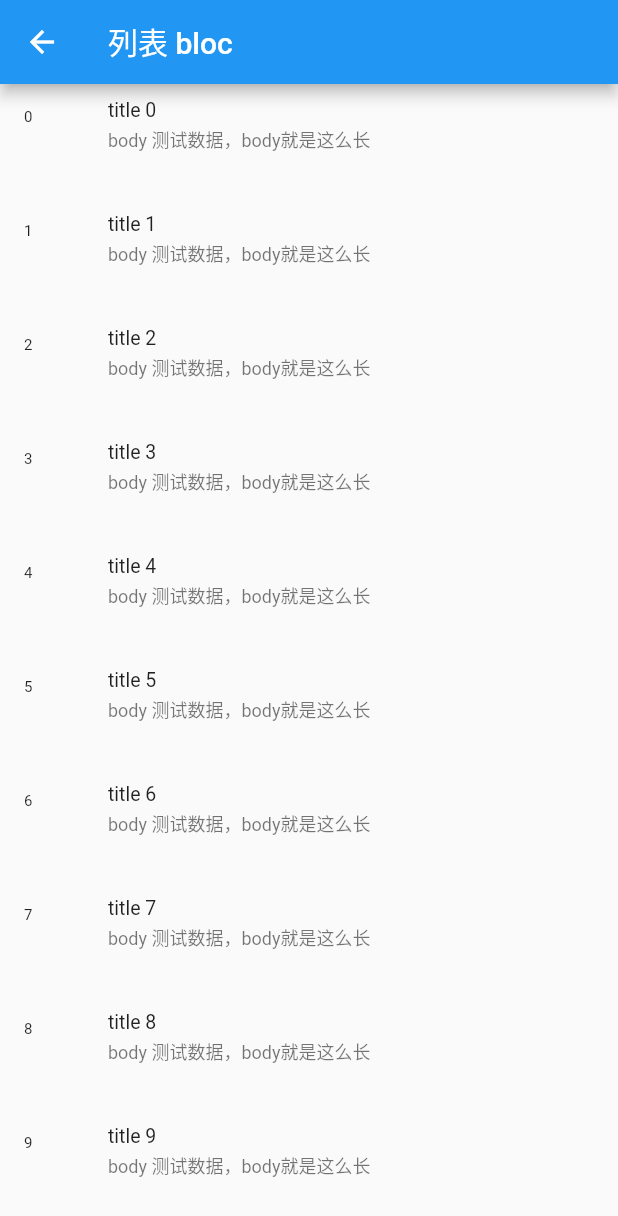
After one commit to ifgyong/flutter-example, a Flutter app: the BaseBLoCPageRoute screen opened by its route, after a tap on "posts BLoC", on a phone screen of 412 x 824 dp. The commit adds this screen. Shown: the top 1216 px of the screen. Run offline on Flutter 3.47's test engine with Material 2 defaults, Android fonts, the phone set to English and light mode, and no system bars; our stand-ins replace bloc, dio, equatable, flutter_bloc, flutter_redux and 2 more; missing offline and left inert: dart:ffi, dart:html, flutter_easyhub, flutter_simple_record_and_player.

Commit message:
list view of bloc

```diff
--- a/lib/main.dart
+++ b/lib/main.dart
@@ -92,7 +92,9 @@ class MyApp extends StatelessWidget {
         BaseRenderTree.routeName: (_) => BaseRenderTree(),
         BaseCustomListAnimationPage.routeName: (_) =>
             BaseCustomListAnimationPage(),
-        BaseImagePage.routeName: (_) => BaseImagePage()
+        BaseImagePage.routeName: (_) => BaseImagePage(),
+        BaseChannelRoute.routeName: (_) => BaseChannelRoute(),
+        BaseTouchHandlePage.routenName: (_) => BaseTouchHandlePage()
       },
     );
   }
@@ -220,6 +222,8 @@ class MyHomeState extends State<MyHome> {
             _child('rxdart', BaseDartPage.routeName),
             _child('渲染树', BaseRenderTree.routeName),
             _child('图片加载', BaseImagePage.routeName),
+            _child('通道', BaseChannelRoute.routeName),
+            _child('触摸分发流程', BaseTouchHandlePage.routenName),
           ]),
           _title('自定义的动画组件', list: [
             _child('page controller', BaseCustomListAnimationPage.routeName)
--- a/lib/mainUtil.dart
+++ b/lib/mainUtil.dart
@@ -63,6 +63,8 @@ export 'package:fluttertest01/tips/wechat_view.dart';
 export './tips/base_render_tree.dart';
 export './custom_animation/base_custom_animation.dart';
 export './tips/img/base_img.dart';
+export './tips/channel/base_channel.dart';
+export './tips/touch/base_touch_handle.dart';
 
 ///
 /// Created by fgyong on 2020/8/26.
--- a/lib/tips/base_bloc.dart
+++ b/lib/tips/base_bloc.dart
@@ -4,6 +4,7 @@ import 'package:flutter_bloc/flutter_bloc.dart';
 import 'package:fluttertest01/baseWidget/baseState.dart';
 import 'package:fluttertest01/test.dart';
 import 'package:equatable/equatable.dart';
+import 'package:fluttertest01/tips/bloc/list_cubit/page/list_bloc_route.dart';
 import 'package:fluttertest01/tips/bloc/login_bloc/login_bloc_page.dart';
 import '../tips/bloc/base_login_cubit.dart';
 
@@ -54,6 +55,14 @@ class _BaseBLoCPageRouteState extends State<BaseBLoCPageRoute> {
             child: Text('login BLoC'),
             onPressed: () {
               push(LoginBlocRoute());
+            },
+          ),
+        ),
+        SliverToBoxAdapter(
+          child: OutlineButton(
+            child: Text('posts BLoC'),
+            onPressed: () {
+              push(ListBlocRoute());
             },
           ),
         )
--- /dev/null
+++ b/lib/tips/bloc/list_cubit/bloc/list_bloc.dart
@@ -0,0 +1,61 @@
+import 'package:flutter_bloc/flutter_bloc.dart';
+import 'package:fluttertest01/tips/bloc/list_cubit/list_events/list_event.dart';
+import 'package:fluttertest01/tips/bloc/list_cubit/list_status/list_state.dart';
+import 'package:fluttertest01/tips/bloc/list_cubit/model/list_data.dart';
+import 'package:http/http.dart' as http;
+
+///
+/// Created by fgyong on 2020/9/22.
+///
+
+class PostBloc extends Bloc<PostEvent, PostState> {
+  PostBloc(initialState, this.httpClient) : super(initialState);
+  final http.Client httpClient;
+
+  @override
+  Stream<PostState> mapEventToState(PostEvent event) async* {
+    final currentState = state;
+    print('$event');
+    try {
+      if (event is PostFetchedEvent && _hasReachdMax(state) == false) {
+        if (currentState is PostInitial) {
+          final posts = await _fetchPosts(0, 20);
+          yield PostSuccess(posts: posts, hasReachedMax: false);
+          return;
+        } else if (currentState is PostSuccess) {
+          yield PostSuccessIsLoading(
+              posts: currentState.posts,
+              hasReachMax: currentState.hasReachedMax);
+          final posts = await _fetchPosts((currentState).posts.length, 20);
+          yield posts.isEmpty
+              ? (currentState).copyWith(hasReachedMax: true)
+              : PostSuccess(
+                  posts: (currentState).posts + posts, hasReachedMax: false);
+        }
+      }
+    } catch (_) {
+      yield PostFailure();
+    }
+  }
+
+  /// 是否有最大值
+  bool _hasReachdMax(PostState state) {
+    return state is PostSuccess && (state).hasReachedMax == true;
+  }
+
+  /// 加载数据
+  Future<List<Post>> _fetchPosts(int startIndex, int limit) async {
+    await Future.delayed(Duration(seconds: 1));
+
+    List<Post> list = [];
+    if (startIndex > 40) return list;
+    for (int i = startIndex; i < startIndex + limit; i++) {
+      list.add(Post(
+        id: i,
+        title: 'title $i',
+        body: 'body 测试数据，body就是这么长',
+      ));
+    }
+    return list;
+  }
+}
--- /dev/null
+++ b/lib/tips/bloc/list_cubit/list_events/list_event.dart
@@ -0,0 +1,15 @@
+import 'package:flutter/cupertino.dart';
+import 'package:flutter/material.dart';
+
+///
+/// Created by fgyong on 2020/9/22.
+///
+
+import 'package:equatable/equatable.dart';
+
+abstract class PostEvent extends Equatable {
+  @override
+  List<Object> get props => [];
+}
+
+class PostFetchedEvent extends PostEvent {}
--- /dev/null
+++ b/lib/tips/bloc/list_cubit/list_status/list_state.dart
@@ -0,0 +1,50 @@
+///
+/// Created by fgyong on 2020/9/22.
+///
+
+import 'package:equatable/equatable.dart';
+
+import '../model/list_data.dart';
+
+abstract class PostState extends Equatable {
+  const PostState();
+
+  @override
+  List<Object> get props => [];
+}
+
+class PostInitial extends PostState {}
+
+class PostFailure extends PostState {}
+
+class PostSuccess extends PostState {
+  final List<Post> posts;
+  final bool hasReachedMax;
+
+  const PostSuccess({
+    this.posts,
+    this.hasReachedMax,
+  });
+
+  PostSuccess copyWith({
+    List<Post> posts,
+    bool hasReachedMax,
+  }) {
+    return PostSuccess(
+      posts: posts ?? this.posts,
+      hasReachedMax: hasReachedMax ?? this.hasReachedMax,
+    );
+  }
+
+  @override
+  List<Object> get props => [posts, hasReachedMax];
+
+  @override
+  String toString() =>
+      'PostSuccess { posts: ${posts.length}, hasReachedMax: $hasReachedMax }';
+}
+
+class PostSuccessIsLoading extends PostSuccess {
+  PostSuccessIsLoading({List<Post> posts, bool hasReachMax})
+      : super(posts: posts, hasReachedMax: hasReachMax);
+}
--- /dev/null
+++ b/lib/tips/bloc/list_cubit/model/list_data.dart
@@ -0,0 +1,22 @@
+import 'package:flutter/cupertino.dart';
+import 'package:flutter/material.dart';
+
+///
+/// Created by fgyong on 2020/9/22.
+///
+
+import 'package:equatable/equatable.dart';
+
+class Post extends Equatable {
+  final int id;
+  final String title;
+  final String body;
+
+  const Post({this.id, this.title, this.body});
+
+  @override
+  List<Object> get props => [id, title, body];
+
+  @override
+  String toString() => 'Post { id: $id }';
+}
--- /dev/null
+++ b/lib/tips/bloc/list_cubit/page/list_bloc_route.dart
@@ -0,0 +1,139 @@
+import 'package:flutter/cupertino.dart';
+import 'package:flutter/material.dart';
+import 'package:flutter_bloc/flutter_bloc.dart';
+import 'package:fluttertest01/tips/bloc/list_cubit/model/list_data.dart';
+import 'package:fluttertest01/tips/bloc/list_cubit/obs/post_obs.dart';
+import '../bloc/list_bloc.dart';
+import '../list_events/list_event.dart';
+import '../list_status/list_state.dart';
+import 'package:http/http.dart' as http;
+
+///
+/// Created by fgyong on 2020/9/22.
+///
+
+class ListBlocRoute extends StatelessWidget {
+  @override
+  Widget build(BuildContext context) {
+    return BlocProvider<PostBloc>(
+      create: (_) =>
+          PostBloc(PostInitial(), http.Client())..add(PostFetchedEvent()),
+      child: ListBlocPage(),
+    );
+  }
+}
+
+class ListBlocPage extends StatefulWidget {
+  @override
+  State<StatefulWidget> createState() => _ListBLocPageState();
+}
+
+class _ListBLocPageState extends State<ListBlocPage> {
+  @override
+  Widget build(BuildContext context) {
+    return Scaffold(
+      appBar: AppBar(
+        title: Text('列表 bloc'),
+      ),
+      body: _body(),
+    );
+  }
+
+  Widget _body() {
+    return BlocBuilder(
+      cubit: _postBloc,
+      buildWhen: (pro, next) => pro != next,
+      builder: (context, state) {
+        if (state is PostInitial) {
+          return Center(
+            child: CircularProgressIndicator(),
+          );
+        } else if (state is PostFailure) {
+          return Center(
+            child: Text('text error'),
+          );
+        } else if (state is PostSuccess || state is PostSuccessIsLoading) {
+          if ((state).posts.isEmpty) {
+            return Center(
+              child: Text('no posts'),
+            );
+          }
+          return CupertinoScrollbar(
+              child: ListView.builder(
+                  controller: _scrollController,
+                  itemBuilder: (context, int index) {
+                    if (index < (state).posts.length) {
+                      return PostWidget(post: (state).posts[index]);
+                    } else {
+                      return BottomLoader();
+                    }
+                  },
+                  itemCount: state.hasReachedMax
+                      ? (state).posts.length
+                      : (state).posts.length + 1));
+        } else {
+          return Center();
+        }
+      },
+    );
+  }
+
+  final _scrollController = ScrollController();
+  PostBloc _postBloc;
+
+  @override
+  void initState() {
+    _scrollController.addListener(_onScroll);
+    _postBloc = context.bloc<PostBloc>();
+    Bloc.observer = PostOBs();
+    super.initState();
+  }
+
+  void _onScroll() {
+    if (_scrollController.position.maxScrollExtent -
+            _scrollController.position.pixels <=
+        200) {
+      if ((_postBloc.state is PostSuccessIsLoading) == false) {
+        _postBloc.add(PostFetchedEvent());
+      }
+    }
+  }
+}
+
+class PostWidget extends StatelessWidget {
+  final Post post;
+
+  const PostWidget({Key key, @required this.post}) : super(key: key);
+
+  @override
+  Widget build(BuildContext context) {
+    return ListTile(
+      leading: Text(
+        '${post.id}',
+        style: TextStyle(fontSize: 10.0),
+      ),
+      title: Text(post.title),
+      isThreeLine: true,
+      subtitle: Text(post.body),
+      dense: true,
+    );
+  }
+}
+
+class BottomLoader extends StatelessWidget {
+  @override
+  Widget build(BuildContext context) {
+    return Container(
+      alignment: Alignment.center,
+      child: Center(
+        child: SizedBox(
+          width: 33,
+          height: 33,
+          child: CircularProgressIndicator(
+            strokeWidth: 1.5,
+          ),
+        ),
+      ),
+    );
+  }
+}
--- a/lib/tips/bloc/login_cubit/view/base_login_view.dart
+++ b/lib/tips/bloc/login_cubit/view/base_login_view.dart
@@ -63,7 +63,9 @@ class TextFiledPasswordRoute extends StatelessWidget {
         builder: (BuildContext context, LoginModel state) {
           return TextField(
             onChanged: (v) {
-              context.bloc<LoginCubit>().changePassword(pwd: v);
+              context
+                  .bloc<LoginCubit>()
+                  .handleLoginEvents(LoginCubitChagnePassword(password: v));
             },
             textAlign: TextAlign.center,
             decoration: InputDecoration(
@@ -83,7 +85,9 @@ class TextFiledNameRoute extends StatelessWidget {
         builder: (BuildContext context, LoginModel state) {
           return TextField(
             onChanged: (v) {
-              context.bloc<LoginCubit>().changeName(name: v);
+              context
+                  .bloc<LoginCubit>()
+                  .handleLoginEvents(LoginCubitChagneName(name: v));
             },
             textAlign: TextAlign.center,
             decoration: InputDecoration(
@@ -108,7 +112,9 @@ class LoginButton extends StatelessWidget {
                 child: const Text('login'),
                 onPressed: state.btnVisiable
                     ? () {
-                        context.bloc<LoginCubit>().login();
+                        context
+                            .bloc<LoginCubit>()
+                            .handleLoginEvents(LoginCubitSubmitted());
                       }
                     : null,
               );
--- a/lib/tips/img/base_img.dart
+++ b/lib/tips/img/base_img.dart
@@ -29,7 +29,7 @@ class _BaseImagePageState extends State<BaseImagePage> {
     print('${widget.width} ${widget.height}');
     print('${widget.toString()}');
     return Center(
-      child: Image.assfet('img/2.png'),
+      child: Image.asset('img/2.png'),
     );
   }
 }
--- a/pubspec.yaml
+++ b/pubspec.yaml
@@ -26,6 +26,7 @@ dependencies:
   flutter:
     sdk: flutter
   provider: ^4.1.3
+  http: ^0.12.2
   url_launcher: ^5.4.11
   path_provider: ^1.6.11
   dio: ^3.0.9
@@ -33,7 +34,8 @@ dependencies:
 
   flutter_simple_record_and_player: ^1.0.0
   json_annotation: ^3.0.0
-  flutter_bloc: ^6.0.1
+  flutter_bloc: ^6.0.5
+  bloc: ^6.0.3
   flutter_redux: ^0.6.0
 
   # The following adds the Cupertino Icons font to your application.
```
Also changed, not shown: lib/scrollview/baseListView.dart (+4 -4 lines), lib/tips/bloc/list_cubit/obs/post_obs.dart (added, +15 -0 lines), lib/tips/bloc/login_cubit/cubit/base_login_cubit.dart (+54 -2 lines), lib/tips/channel/base_channel.dart (added, +52 -0 lines), lib/tips/touch/base_touch_handle.dart (added, +45 -0 lines), pubspec.lock, 7 other files.
